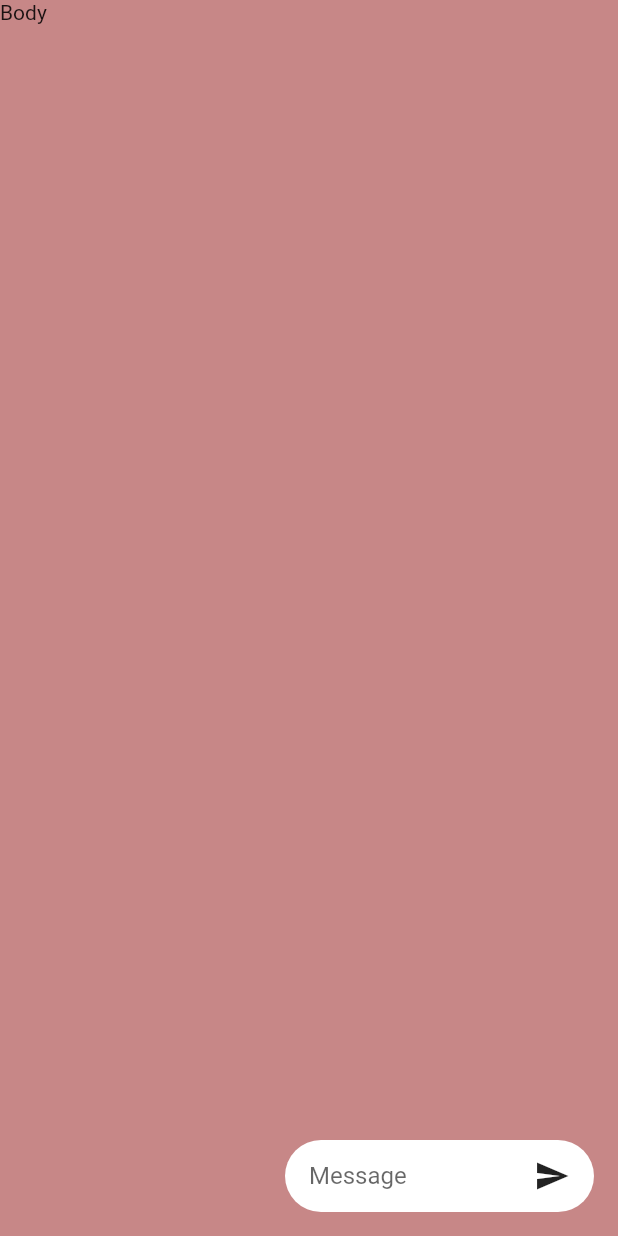
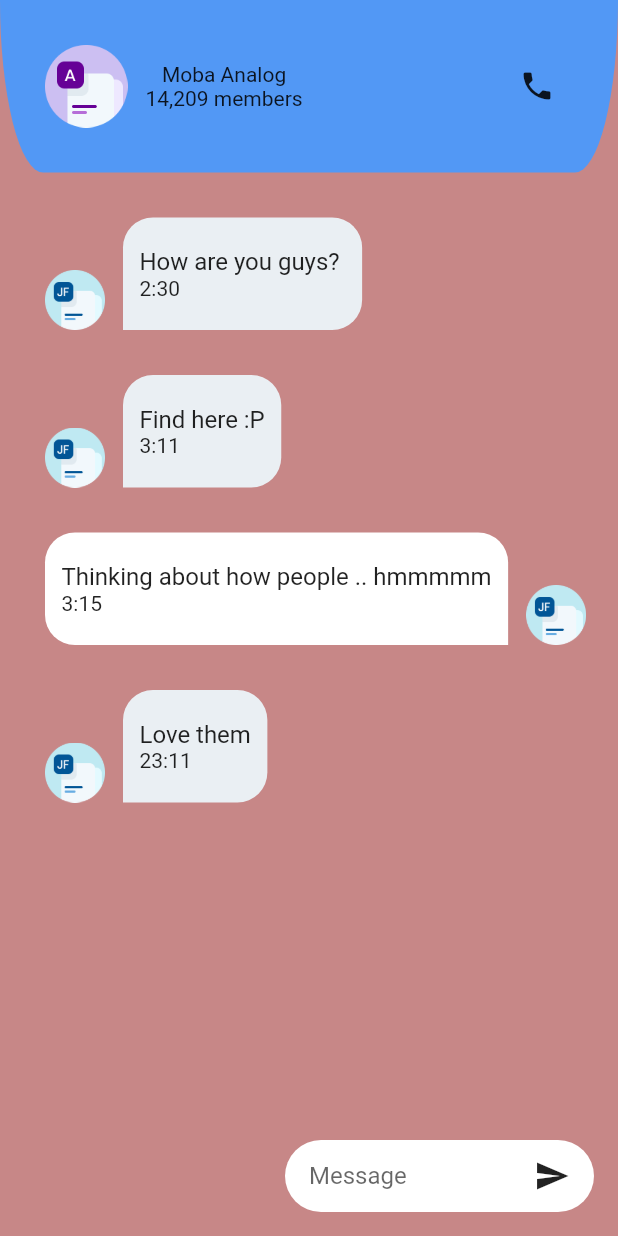
Before and after one commit to morning-coffees/fluttertutorial, a Flutter app: the screen it shows after launch, on a phone screen of 412 x 824 dp. Run offline on Flutter 3.47's test engine with Material 2 defaults, Android fonts, the light colour scheme and no system bars; Roboto replaces fonts that are missing (Poppins).

Commit message:
Added chat bubble messages

```diff
--- a/lib/pages/message_page.dart
+++ b/lib/pages/message_page.dart
@@ -1,4 +1,6 @@
 import 'package:flutter/material.dart';
+import 'package:fluttertutorial/widgets/chat_bubble.dart';
+import 'package:fluttertutorial/widgets/chat_bubble_me.dart';
 
 class MessagePage extends StatefulWidget {
   const MessagePage({Key? key}) : super(key: key);
@@ -48,8 +50,68 @@ class _MessagePageState extends State<MessagePage> {
     }
 
     return Scaffold(
-        backgroundColor: const Color.fromARGB(255, 199, 135, 135),
-        floatingActionButton: chatInput(),
-        body: const Text('Body'));
+      backgroundColor: const Color.fromARGB(255, 199, 135, 135),
+      floatingActionButton: chatInput(),
+      body: SafeArea(
+        child: Column(
+          children: [
+            Container(
+              decoration: const BoxDecoration(
+                  color: Color.fromARGB(255, 82, 152, 245),
+                  borderRadius: BorderRadius.vertical(
+                    bottom: Radius.elliptical(50, 200),
+                  )),
+              width: double.infinity,
+              child: Padding(
+                padding: const EdgeInsets.all(30),
+                child: Row(
+                  children: [
+                    Image.asset(
+                      'assets/images/2.png',
+                      height: 55,
+                      width: 55,
+                    ),
+                    const SizedBox(
+                      width: 12,
+                    ),
+                    Column(
+                      children: const [
+                        Text(
+                          'Moba Analog',
+                        ),
+                        Text(
+                          '14,209 members',
+                        )
+                      ],
+                    ),
+                    const Spacer(),
+                    IconButton(
+                      icon: const Icon(Icons.phone),
+                      onPressed: () {},
+                    )
+                  ],
+                ),
+              ),
+            ),
+            const ChatBubble(
+                imageUrl: 'assets/images/1.png',
+                text: 'How are you guys? ',
+                time: '2:30'),
+            const ChatBubble(
+                imageUrl: 'assets/images/1.png',
+                text: 'Find here :P',
+                time: '3:11'),
+            const ChatBubbleMe(
+                imageUrl: 'assets/images/1.png',
+                text: 'Thinking about how people .. hmmmmm',
+                time: '3:15'),
+            const ChatBubble(
+                imageUrl: 'assets/images/1.png',
+                text: 'Love them',
+                time: '23:11'),
+          ],
+        ),
+      ),
+    );
   }
 }
--- /dev/null
+++ b/lib/widgets/chat_bubble_me.dart
@@ -0,0 +1,59 @@
+import 'package:flutter/material.dart';
+
+class ChatBubbleMe extends StatelessWidget {
+  final String imageUrl;
+  final String text;
+  final String time;
+
+  const ChatBubbleMe(
+      {Key? key,
+      required this.imageUrl,
+      required this.text,
+      required this.time})
+      : super(key: key);
+
+  @override
+  Widget build(BuildContext context) {
+    return Padding(
+      padding: const EdgeInsets.only(left: 30, top: 30, right: 30),
+      child: Row(
+        crossAxisAlignment: CrossAxisAlignment.end,
+        mainAxisAlignment: MainAxisAlignment.end,
+        children: [
+          Container(
+            decoration: const BoxDecoration(
+                color: Color(0xffffffff),
+                borderRadius: BorderRadius.only(
+                    topLeft: Radius.circular(20),
+                    topRight: Radius.circular(20),
+                    bottomLeft: Radius.circular(20))),
+            child: Padding(
+              padding: const EdgeInsets.symmetric(
+                vertical: 20,
+                horizontal: 11,
+              ),
+              child: Column(
+                crossAxisAlignment: CrossAxisAlignment.start,
+                children: [
+                  Text(
+                    text,
+                    style: const TextStyle(fontSize: 16),
+                  ),
+                  Text(time)
+                ],
+              ),
+            ),
+          ),
+          const SizedBox(
+            width: 12,
+          ),
+          Image.asset(
+            imageUrl,
+            width: 40,
+            height: 40,
+          ),
+        ],
+      ),
+    );
+  }
+}
```
